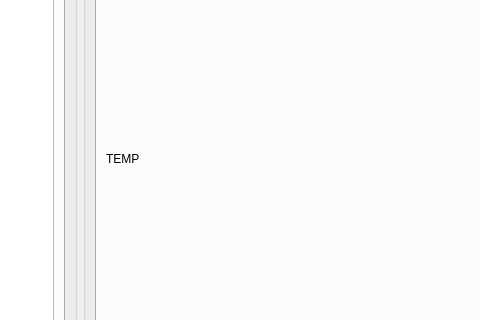
Qt form mainwindow.ui (JordanViramontes/Cave-Story-Profile-Manager) before a commit; both pictures show x 282 to 762 and y 160 to 480 of the 1000 by 600 pixel window.
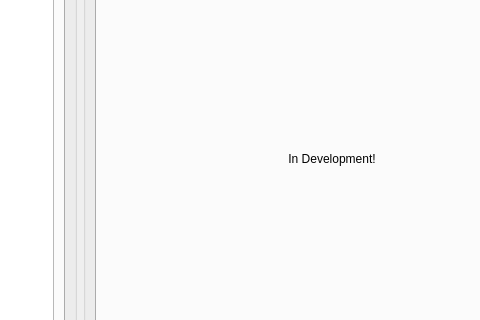
The same form after that commit. The open tabs and pages were chosen to show the change. Custom widgets are drawn as their Qt base class.

Diff of the .ui file:
```diff
--- a/mainwindow.ui
+++ b/mainwindow.ui
@@ -343,7 +343,10 @@
              <item row="0" column="0">
               <widget class="QLabel" name="label">
                <property name="text">
-                <string>TEMP</string>
+                <string>In Development!</string>
+               </property>
+               <property name="alignment">
+                <set>Qt::AlignmentFlag::AlignCenter</set>
                </property>
               </widget>
              </item>
```
Left out of the diff: 2 changed lines with no effect on the pictures.
